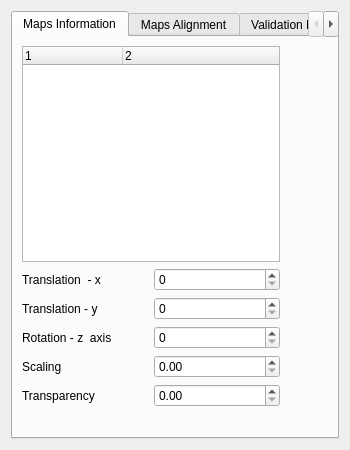
The window that ogm_gui/ui/validation.ui (MariosPro/thesis) describes before a commit, drawn with Qt 5.
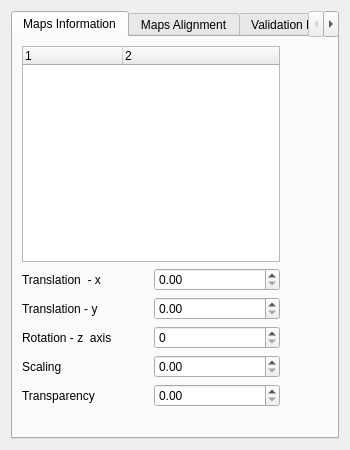
The same window after the commit.

```diff
--- a/ogm_gui/ui/validation.ui
+++ b/ogm_gui/ui/validation.ui
@@ -32,7 +32,7 @@
    <string>Form</string>
   </property>
   <layout class="QGridLayout" name="gridLayout_2">
-   <item row="0" column="1">
+   <item row="0" column="0">
     <widget class="QTabWidget" name="validationTabWidget">
      <property name="whatsThis">
       <string>&lt;html&gt;&lt;head/&gt;&lt;body&gt;&lt;p&gt;ddd&lt;/p&gt;&lt;/body&gt;&lt;/html&gt;</string>
@@ -47,7 +47,7 @@
       <attribute name="title">
        <string>Maps Information</string>
       </attribute>
-      <widget class="QWidget" name="">
+      <widget class="QWidget" name="layoutWidget">
        <property name="geometry">
         <rect>
          <x>9</x>
@@ -80,9 +80,6 @@
             </property>
            </widget>
           </item>
-          <item row="0" column="1">
-           <widget class="QSpinBox" name="posxSpinBox"/>
-          </item>
           <item row="1" column="0">
            <widget class="QLabel" name="posyLabel">
             <property name="text">
@@ -90,9 +87,6 @@
             </property>
            </widget>
           </item>
-          <item row="1" column="1">
-           <widget class="QSpinBox" name="posySpinBox"/>
-          </item>
           <item row="2" column="0">
            <widget class="QLabel" name="rotationLabel">
             <property name="text">
@@ -123,6 +117,12 @@
           <item row="4" column="1">
            <widget class="QDoubleSpinBox" name="transSpinBox"/>
           </item>
+          <item row="0" column="1">
+           <widget class="QDoubleSpinBox" name="posxSpinBox"/>
+          </item>
+          <item row="1" column="1">
+           <widget class="QDoubleSpinBox" name="posySpinBox"/>
+          </item>
          </layout>
         </item>
        </layout>
```
Left out of the diff: 7 changed lines with no effect on the pictures.
